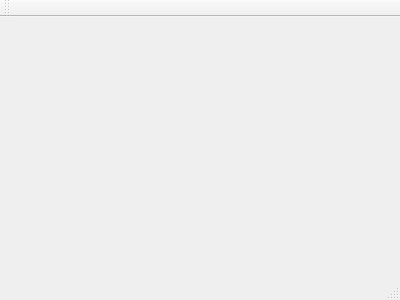
vicr123/thepackage, file mainwindow.ui: the form before one commit.
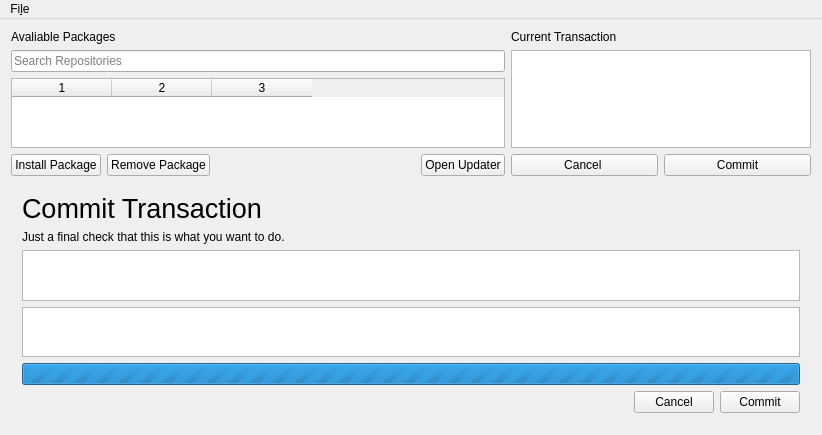
The form after the commit. Icons and pictures are not drawn.

Commit message: Added Update and Package Managenemt Logic

What changed in the file:
```diff
--- a/mainwindow.ui
+++ b/mainwindow.ui
@@ -1,24 +1,281 @@
 <ui version="4.0">
  <class>MainWindow</class>
- <widget class="QMainWindow" name="MainWindow" >
-  <property name="geometry" >
+ <widget class="QMainWindow" name="MainWindow">
+  <property name="geometry">
    <rect>
     <x>0</x>
     <y>0</y>
-    <width>400</width>
-    <height>300</height>
+    <width>822</width>
+    <height>435</height>
    </rect>
   </property>
   <property name="windowTitle" >
    <string>MainWindow</string>
   </property>
-  <widget class="QMenuBar" name="menuBar" />
-  <widget class="QToolBar" name="mainToolBar" />
-  <widget class="QWidget" name="centralWidget" />
-  <widget class="QStatusBar" name="statusBar" />
+  <property name="windowIcon">
+   <iconset theme="muon">
+    <normaloff>.</normaloff>.</iconset>
+  </property>
+  <widget class="QWidget" name="centralWidget">
+   <layout class="QVBoxLayout" name="verticalLayout">
+    <item>
+     <layout class="QHBoxLayout" name="horizontalLayout">
+      <item>
+       <layout class="QVBoxLayout" name="verticalLayout_2">
+        <item>
+         <widget class="QLabel" name="label">
+          <property name="text">
+           <string>Avaliable Packages</string>
+          </property>
+         </widget>
+        </item>
+        <item>
+         <widget class="QLineEdit" name="lineEdit">
+          <property name="placeholderText">
+           <string>Search Repositories</string>
+          </property>
+         </widget>
+        </item>
+        <item>
+         <widget class="QTableWidget" name="repoTable">
+          <property name="editTriggers">
+           <set>QAbstractItemView::NoEditTriggers</set>
+          </property>
+          <property name="selectionBehavior">
+           <enum>QAbstractItemView::SelectRows</enum>
+          </property>
+          <property name="columnCount">
+           <number>3</number>
+          </property>
+          <attribute name="verticalHeaderVisible">
+           <bool>false</bool>
+          </attribute>
+          <column/>
+          <column/>
+          <column/>
+         </widget>
+        </item>
+        <item>
+         <layout class="QHBoxLayout" name="horizontalLayout_2">
+          <item>
+           <widget class="QPushButton" name="pushButton">
+            <property name="text">
+             <string>Install Package</string>
+            </property>
+            <property name="icon">
+             <iconset theme="list-add">
+              <normaloff>.</normaloff>.</iconset>
+            </property>
+           </widget>
+          </item>
+          <item>
+           <widget class="QPushButton" name="pushButton_4">
+            <property name="text">
+             <string>Remove Package</string>
+            </property>
+            <property name="icon">
+             <iconset theme="edit-delete">
+              <normaloff>.</normaloff>.</iconset>
+            </property>
+           </widget>
+          </item>
+          <item>
+           <spacer name="horizontalSpacer">
+            <property name="orientation">
+             <enum>Qt::Horizontal</enum>
+            </property>
+            <property name="sizeHint" stdset="0">
+             <size>
+              <width>40</width>
+              <height>20</height>
+             </size>
+            </property>
+           </spacer>
+          </item>
+          <item>
+           <widget class="QPushButton" name="pushButton_7">
+            <property name="text">
+             <string>Open Updater</string>
+            </property>
+            <property name="icon">
+             <iconset theme="system-software-update"/>
+            </property>
+           </widget>
+          </item>
+         </layout>
+        </item>
+       </layout>
+      </item>
+      <item>
+       <layout class="QVBoxLayout" name="verticalLayout_3">
+        <item>
+         <widget class="QLabel" name="label_2">
+          <property name="text">
+           <string>Current Transaction</string>
+          </property>
+         </widget>
+        </item>
+        <item>
+         <widget class="QListWidget" name="transactionList">
+          <property name="maximumSize">
+           <size>
+            <width>300</width>
+            <height>16777215</height>
+           </size>
+          </property>
+         </widget>
+        </item>
+        <item>
+         <layout class="QHBoxLayout" name="horizontalLayout_3">
+          <item>
+           <widget class="QPushButton" name="pushButton_3">
+            <property name="text">
+             <string>Cancel </string>
+            </property>
+            <property name="icon">
+             <iconset theme="edit-undo">
+              <normaloff>.</normaloff>.</iconset>
+            </property>
+           </widget>
+          </item>
+          <item>
+           <widget class="QPushButton" name="pushButton_2">
+            <property name="text">
+             <string>Commit</string>
+            </property>
+            <property name="icon">
+             <iconset theme="dialog-ok">
+              <normaloff>.</normaloff>.</iconset>
+            </property>
+           </widget>
+          </item>
+         </layout>
+        </item>
+       </layout>
+      </item>
+     </layout>
+    </item>
+    <item>
+     <widget class="QFrame" name="frame">
+      <property name="minimumSize">
+       <size>
+        <width>0</width>
+        <height>100</height>
+       </size>
+      </property>
+      <property name="autoFillBackground">
+       <bool>true</bool>
+      </property>
+      <property name="frameShape">
+       <enum>QFrame::NoFrame</enum>
+      </property>
+      <property name="frameShadow">
+       <enum>QFrame::Raised</enum>
+      </property>
+      <layout class="QVBoxLayout" name="verticalLayout_4">
+       <item>
+        <widget class="QLabel" name="label_3">
+         <property name="font">
+          <font>
+           <pointsize>20</pointsize>
+          </font>
+         </property>
+         <property name="text">
+          <string>Commit Transaction</string>
+         </property>
+        </widget>
+       </item>
+       <item>
+        <widget class="QLabel" name="label_4">
+         <property name="text">
+          <string>&lt;html&gt;&lt;head/&gt;&lt;body&gt;&lt;p&gt;Just a final check that this is what you want to do.&lt;/p&gt;&lt;/body&gt;&lt;/html&gt;</string>
+         </property>
+        </widget>
+       </item>
+       <item>
+        <widget class="QListWidget" name="confirmList"/>
+       </item>
+       <item>
+        <widget class="QTextBrowser" name="pacmanOutput">
+         <property name="font">
+          <font>
+           <family>Noto Mono</family>
+          </font>
+         </property>
+        </widget>
+       </item>
+       <item>
+        <widget class="QProgressBar" name="progressBar">
+         <property name="maximum">
+          <number>0</number>
+         </property>
+         <property name="value">
+          <number>-1</number>
+         </property>
+        </widget>
+       </item>
+       <item>
+        <layout class="QHBoxLayout" name="horizontalLayout_4">
+         <item>
+          <spacer name="horizontalSpacer_2">
+           <property name="orientation">
+            <enum>Qt::Horizontal</enum>
+           </property>
+           <property name="sizeHint" stdset="0">
+            <size>
+             <width>40</width>
+             <height>20</height>
+            </size>
+           </property>
+          </spacer>
+         </item>
+         <item>
+          <widget class="QPushButton" name="pushButton_6">
+           <property name="text">
+            <string>Cancel</string>
+           </property>
+           <property name="icon">
+            <iconset theme="dialog-cancel">
+             <normaloff>.</normaloff>.</iconset>
+           </property>
+          </widget>
+         </item>
+         <item>
+          <widget class="QPushButton" name="pushButton_5">
+           <property name="text">
+            <string>Commit</string>
+           </property>
+           <property name="icon">
+            <iconset theme="dialog-ok">
+             <normaloff>.</normaloff>.</iconset>
+           </property>
+          </widget>
+         </item>
+        </layout>
+       </item>
+      </layout>
+     </widget>
+    </item>
+   </layout>
+  </widget>
+  <widget class="QMenuBar" name="menuBar">
+   <property name="geometry">
+    <rect>
+     <x>0</x>
+     <y>0</y>
+     <width>822</width>
+     <height>23</height>
+    </rect>
+   </property>
+   <widget class="QMenu" name="menuFile">
+    <property name="title">
+     <string>Fi&amp;le</string>
+    </property>
+   </widget>
+   <addaction name="menuFile"/>
+  </widget>
  </widget>
- <layoutDefault spacing="6" margin="11" />
- <pixmapfunction></pixmapfunction>
+ <layoutdefault spacing="6" margin="11"/>
  <resources/>
  <connections/>
 </ui>
```
Left out of the diff: 5 changed lines with no effect on the pictures. The commit also changes 13 other files.
